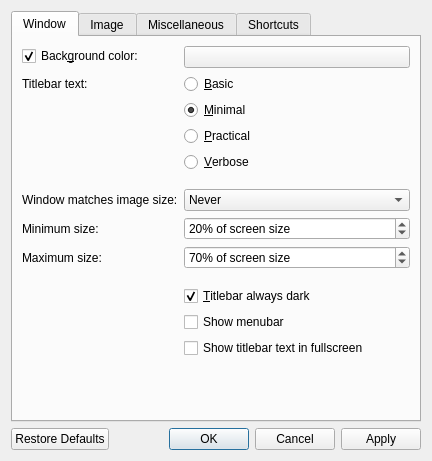
Qt form src/qvoptionsdialog.ui (jurplel/qView) before a commit.
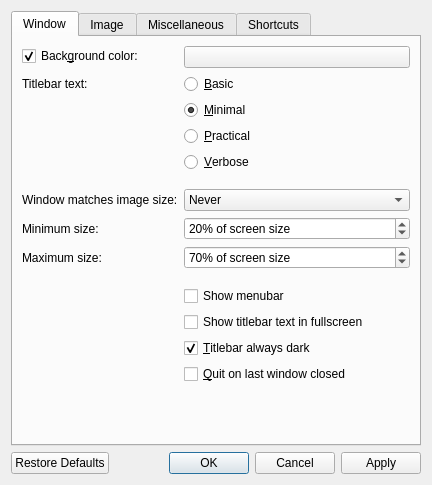
The same form after that commit. The open tabs and pages were chosen to show the change.

Patch:
```diff
--- a/src/qvoptionsdialog.ui
+++ b/src/qvoptionsdialog.ui
@@ -10,7 +10,7 @@
     <x>0</x>
     <y>0</y>
     <width>432</width>
-    <height>438</height>
+    <height>485</height>
    </rect>
   </property>
   <property name="windowTitle">
@@ -213,7 +213,7 @@
          </property>
         </spacer>
        </item>
-       <item row="11" column="1">
+       <item row="13" column="1">
         <widget class="QCheckBox" name="darkTitlebarCheckbox">
          <property name="toolTip">
           <string>Choose whether or not the titlebar should always be dark regardless of your chosen macOS appearance</string>
@@ -226,14 +226,14 @@
          </property>
         </widget>
        </item>
-       <item row="12" column="1">
+       <item row="11" column="1">
         <widget class="QCheckBox" name="menubarCheckbox">
          <property name="text">
           <string>Show menubar</string>
          </property>
         </widget>
        </item>
-       <item row="13" column="1">
+       <item row="12" column="1">
         <widget class="QCheckBox" name="detailsInFullscreen">
          <property name="toolTip">
           <string>Choose whether or not to display the titlebar text while in fullscreen</string>
@@ -243,6 +243,13 @@
          </property>
         </widget>
        </item>
+       <item row="14" column="1">
+        <widget class="QCheckBox" name="quitOnLastWindowCheckbox">
+         <property name="text">
+          <string>&amp;Quit on last window closed</string>
+         </property>
+        </widget>
+       </item>
       </layout>
      </widget>
      <widget class="QWidget" name="image">
```
Left out of the diff: 2 changed lines with no effect on the pictures.
